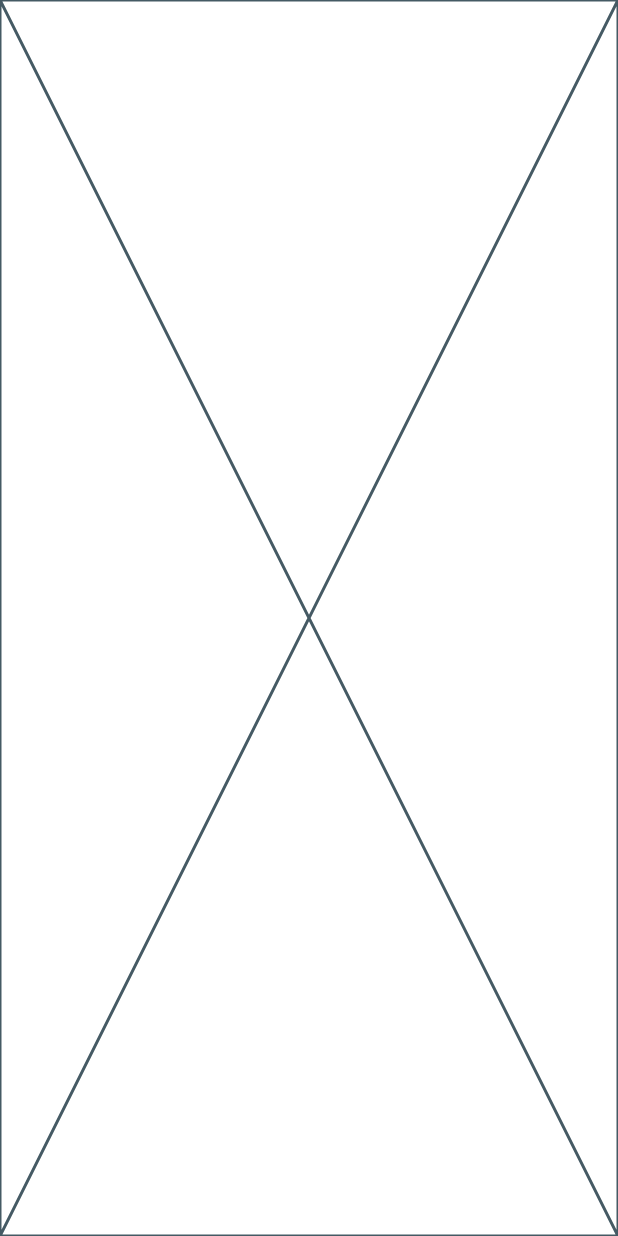
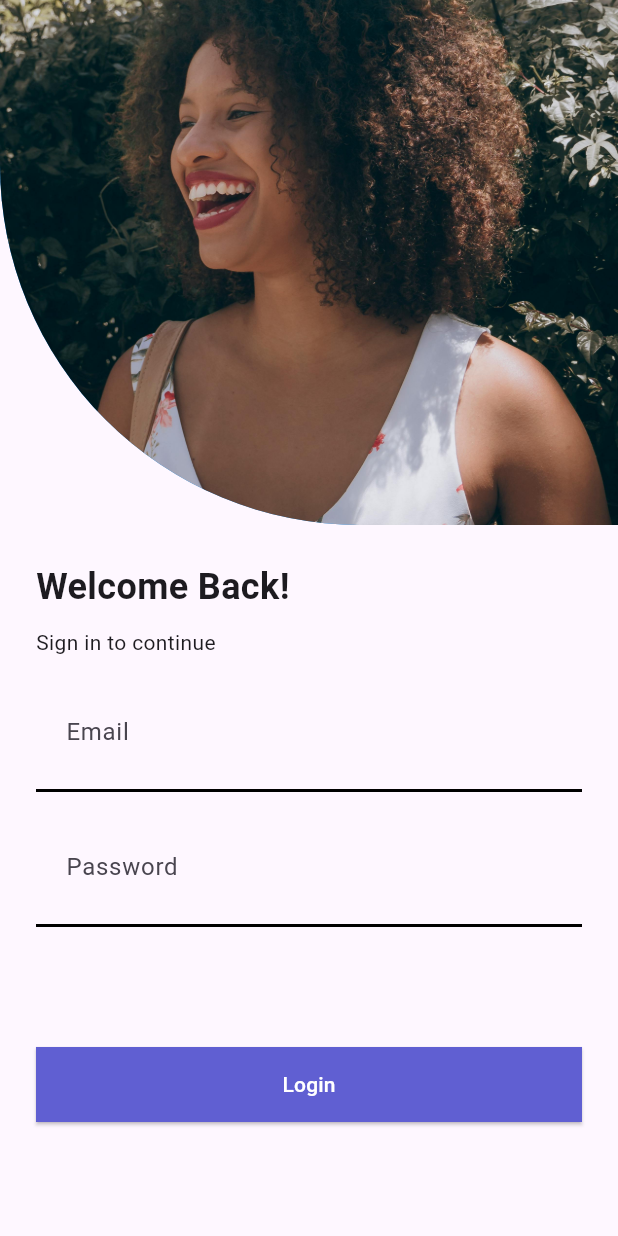
Before and after one commit to 10-menachi/rembesha_mobile_app, a Flutter app: the screen it shows after launch, after a tap on the "arrow circle right" icon, on a phone screen of 412 x 824 dp. Run offline on Flutter 3.47's test engine with Material 3 defaults, Android fonts, the phone set to English and light mode, and no system bars; our stand-ins replace flutter_svg.

Commit message:
Create Login Page UI

```diff
--- a/lib/pages/auth/login.dart
+++ b/lib/pages/auth/login.dart
@@ -1,4 +1,5 @@
 import 'package:flutter/material.dart';
+import 'package:rembesha_mobile_app/widgets/login_form.dart';
 
 class Login extends StatefulWidget {
   const Login({super.key});
@@ -10,6 +11,33 @@ class Login extends StatefulWidget {
 class _LoginState extends State<Login> {
   @override
   Widget build(BuildContext context) {
-    return const Placeholder();
+    return Scaffold(
+      body: SingleChildScrollView(
+        child: Column(
+          children: <Widget>[
+            SizedBox(
+              width: double.infinity,
+              child: ClipRRect(
+                borderRadius: BorderRadius.only(
+                  bottomLeft: Radius.circular(240),
+                ),
+                child: Container(
+                  height: 350,
+                  decoration: BoxDecoration(
+                    color: Colors
+                        .blue, // Set a color to visualize the border radius
+                  ),
+                  child: Image.asset(
+                    "assets/images/auth_page_image.jpg",
+                    fit: BoxFit.cover,
+                  ),
+                ),
+              ),
+            ),
+            LoginForm(),
+          ],
+        ),
+      ),
+    );
   }
 }
--- a/lib/pages/onboarding.dart
+++ b/lib/pages/onboarding.dart
@@ -1,6 +1,6 @@
 import 'package:flutter/material.dart';
 import 'package:flutter_svg/svg.dart';
-import 'package:rembesha_mobile_app/components/indicator.dart';
+import 'package:rembesha_mobile_app/widgets/indicator.dart';
 import 'package:rembesha_mobile_app/utils/constants.dart';
 
 class Onboarding extends StatefulWidget {
--- a/lib/utils/constants.dart
+++ b/lib/utils/constants.dart
@@ -5,3 +5,29 @@ TextStyle pTextStyle = TextStyle(
   color: Colors.white,
   fontWeight: FontWeight.w400,
 );
+
+InputDecoration customInputDecoration(String labelText, String hintText) {
+  return InputDecoration(
+    labelText: labelText,
+    hintText: hintText,
+    contentPadding: EdgeInsets.all(20.0),
+    focusedBorder: UnderlineInputBorder(
+      borderSide: BorderSide(
+        color: Colors.black,
+        width: 2.0,
+      ),
+    ),
+    enabledBorder: UnderlineInputBorder(
+      borderSide: BorderSide(
+        color: Colors.black,
+        width: 2.0,
+      ),
+    ),
+    border: UnderlineInputBorder(
+      borderSide: BorderSide(
+        color: Colors.black,
+        width: 2.0,
+      ),
+    ),
+  );
+}
--- /dev/null
+++ b/lib/widgets/custom_text_field.dart
@@ -0,0 +1,27 @@
+import 'package:flutter/material.dart';
+import 'package:rembesha_mobile_app/utils/constants.dart';
+
+class CustomTextField extends StatelessWidget {
+  final String labelText;
+  final String hintText;
+  final String validationText;
+  const CustomTextField({
+    super.key,
+    required this.labelText,
+    required this.hintText,
+    required this.validationText,
+  });
+
+  @override
+  Widget build(BuildContext context) {
+    return TextFormField(
+      decoration: customInputDecoration(labelText, hintText),
+      validator: (value) {
+        if (value!.isEmpty) {
+          return "Email is required";
+        }
+        return null;
+      },
+    );
+  }
+}
--- /dev/null
+++ b/lib/widgets/login_form.dart
@@ -0,0 +1,86 @@
+import 'package:flutter/material.dart';
+import 'package:rembesha_mobile_app/widgets/custom_text_field.dart';
+
+class LoginForm extends StatefulWidget {
+  const LoginForm({super.key});
+
+  @override
+  State<LoginForm> createState() => _LoginFormState();
+}
+
+class _LoginFormState extends State<LoginForm> {
+  GlobalKey<FormState> formKey = GlobalKey<FormState>();
+  @override
+  Widget build(BuildContext context) {
+    return Padding(
+      padding: const EdgeInsets.all(24.0),
+      child: Form(
+        key: formKey,
+        child: Column(
+          crossAxisAlignment: CrossAxisAlignment.start,
+          children: <Widget>[
+            Text(
+              "Welcome Back!",
+              style: TextStyle(
+                fontSize: 24.0,
+                fontWeight: FontWeight.bold,
+              ),
+            ),
+            SizedBox(
+              height: 10,
+            ),
+            Text("Sign in to continue"),
+            SizedBox(
+              height: 10,
+            ),
+            CustomTextField(
+              labelText: "Email",
+              hintText: "Enter your email",
+              validationText: "Email is required",
+            ),
+            SizedBox(
+              height: 10,
+            ),
+            CustomTextField(
+              labelText: "Password",
+              hintText: "Enter your password",
+              validationText: "Password is required",
+            ),
+            SizedBox(
+              height: 80,
+            ),
+            SizedBox(
+              width: double.infinity,
+              height: 50,
+              child: ElevatedButton(
+                onPressed: () {
+                  if (formKey.currentState!.validate()) {
+                    // Do something
+                  }
+                },
+                style: ButtonStyle(
+                  shape: WidgetStateProperty.all<OutlinedBorder>(
+                    RoundedRectangleBorder(
+                      borderRadius: BorderRadius.circular(0),
+                    ),
+                  ),
+                  backgroundColor: WidgetStateProperty.all<Color>(
+                    Color(
+                      0xFF605FD2,
+                    ),
+                  ),
+                ),
+                child: const Text(
+                  "Login",
+                  style: TextStyle(
+                    color: Colors.white,
+                  ),
+                ),
+              ),
+            ),
+          ],
+        ),
+      ),
+    );
+  }
+}
```
Also changed, not shown: assets/images/auth_page_image.jpg (added), lib/widgets/indicator.dart (renamed from lib/components/indicator.dart).
